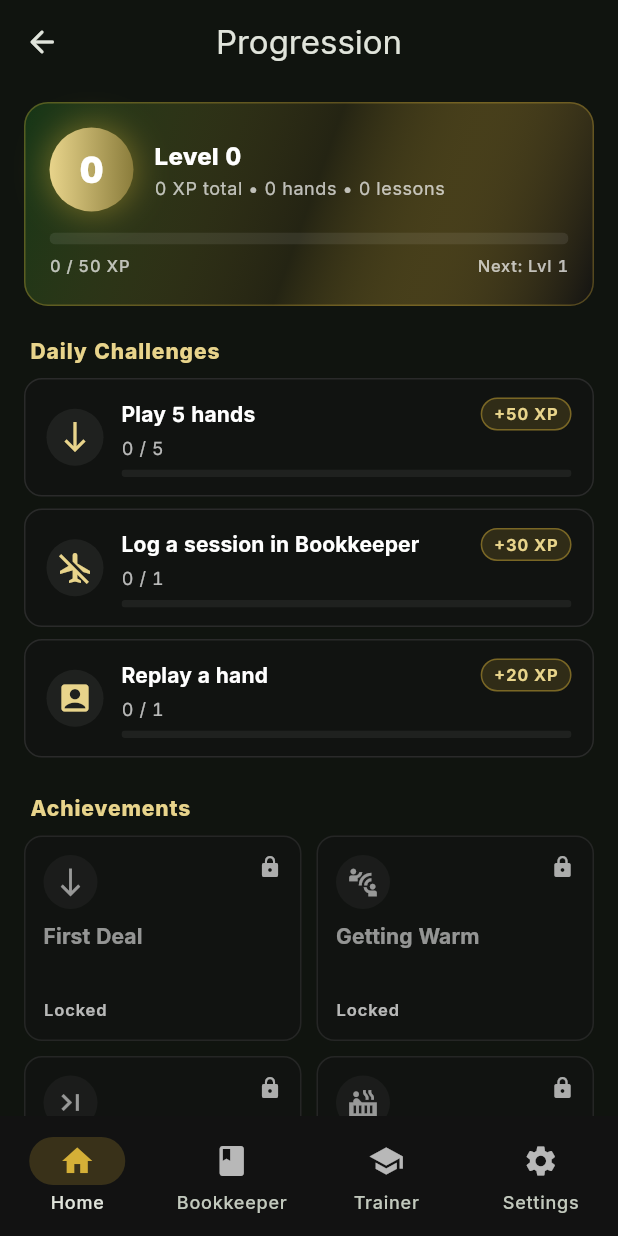
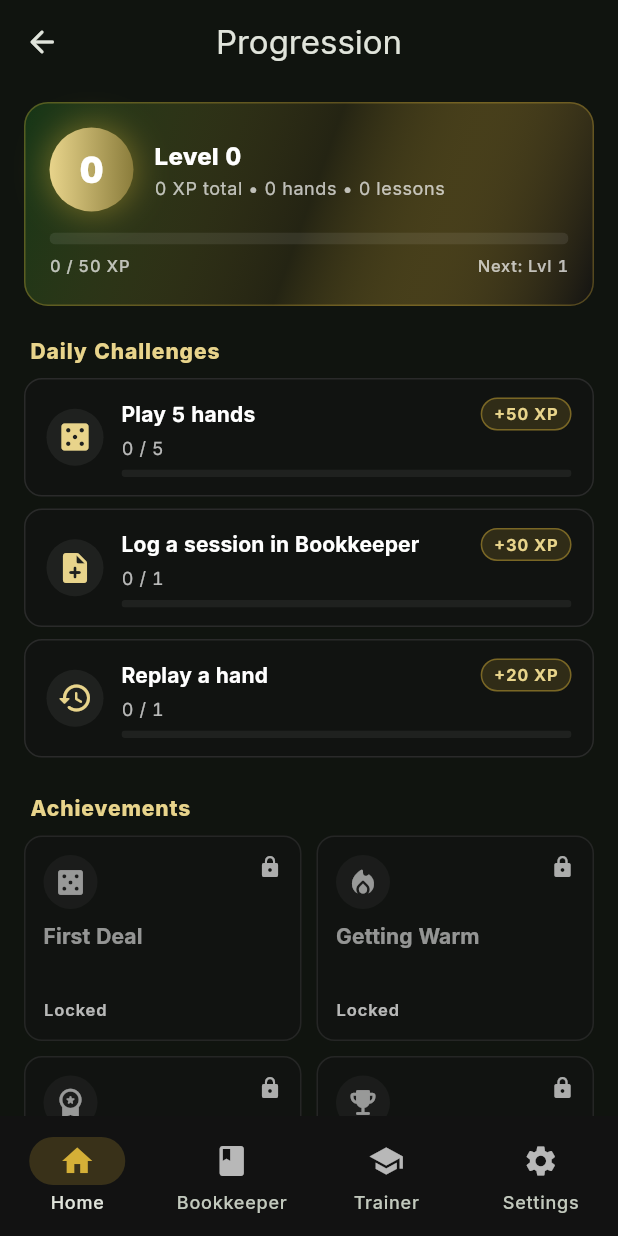
Before and after one commit to CosmonautJones/poker-pokr, a Flutter app: the ProgressionScreen screen opened by its route, on a phone screen of 412 x 824 dp. Run offline on Flutter 3.47's test engine with Material 3 defaults, Android fonts, the phone set to English and light mode, and no system bars; drawn by our look-alikes of flutter_animate; our stand-ins replace drift, drift_flutter, fl_chart, flutter_riverpod, go_router, shared_preferences; accounts and stored records are empty; generated files the repository leaves out were written again.

Commit message:
Wire unlock toasts and harden achievement/challenge flow
- Surface achievement + challenge unlocks via overlay toasts using a global
  navigator key; staggered 250ms to avoid stacking
- Cancellable Timer-based dismissal with mounted-guard removes OverlayEntry
  leak risk on route pop
- Daily-challenge progress now awaits load before applying, fixing dropped
  increments when a hand finishes during cold launch
- IconData stored directly on definitions instead of int codepoints; release
  builds no longer require --no-tree-shake-icons
- Progression screen back button respects the nav stack (canPop fallback)
- Re-indent home _ProgressionCard to match _QuickDealCard style

https://claude.ai/code/session_01CcWDrEMTETu4qzrT4fWpcx

```diff
--- a/lib/app.dart
+++ b/lib/app.dart
@@ -1,5 +1,6 @@
 import 'package:flutter/material.dart';
 import 'package:go_router/go_router.dart';
+import 'package:poker_trainer/core/navigation_keys.dart';
 import 'package:poker_trainer/core/theme/app_theme.dart';
 import 'package:poker_trainer/shared/widgets/app_scaffold.dart';
 import 'package:poker_trainer/features/home/presentation/home_screen.dart';
@@ -14,10 +15,8 @@ import 'package:poker_trainer/features/trainer/presentation/screens/lesson_detai
 import 'package:poker_trainer/features/trainer/presentation/screens/lesson_play_screen.dart';
 import 'package:poker_trainer/features/settings/presentation/settings_screen.dart';
 
-final _rootNavigatorKey = GlobalKey<NavigatorState>();
-
 final router = GoRouter(
-  navigatorKey: _rootNavigatorKey,
+  navigatorKey: rootNavigatorKey,
   initialLocation: '/home',
   routes: [
     StatefulShellRoute.indexedStack(
--- /dev/null
+++ b/lib/core/navigation_keys.dart
@@ -0,0 +1,6 @@
+import 'package:flutter/widgets.dart';
+
+/// Root navigator key shared by [GoRouter] and notifier-driven UI surfaces
+/// (e.g. progression toasts) that need a [BuildContext] without being
+/// constructed inside a widget tree.
+final rootNavigatorKey = GlobalKey<NavigatorState>();
--- a/lib/core/progression/achievements.dart
+++ b/lib/core/progression/achievements.dart
@@ -11,27 +11,22 @@ enum AchievementCategory { milestone, skill, streak, mastery }
 /// Compile-time definition of a single achievement.
 ///
 /// Definitions are static; only the per-user [Achievement] state (whether the
-/// player has unlocked it and when) is persisted.
+/// player has unlocked it and when) is persisted. Icons reference const
+/// [IconData] from [Icons] so Flutter's icon tree-shaker keeps working.
 class AchievementDefinition {
   final String id;
   final String title;
   final String description;
   final AchievementCategory category;
-
-  /// Material icon code point. Stored as `int` so the definition list could
-  /// be JSON-serialized for tooling without pulling in [IconData].
-  final int iconCodepoint;
+  final IconData icon;
 
   const AchievementDefinition({
     required this.id,
     required this.title,
     required this.description,
     required this.category,
-    required this.iconCodepoint,
+    required this.icon,
   });
-
-  IconData get icon =>
-      IconData(iconCodepoint, fontFamily: 'MaterialIcons');
 }
 
 /// Per-user achievement state — paired by [definitionId] with an
@@ -101,28 +96,28 @@ abstract final class Achievements {
       title: 'First Deal',
       description: 'Play your first hand.',
       category: AchievementCategory.milestone,
-      iconCodepoint: 0xe5d5, // Icons.casino_rounded
+      icon: Icons.casino_rounded,
     ),
     AchievementDefinition(
       id: 'ten_hands',
       title: 'Getting Warm',
       description: 'Play 10 hands.',
       category: AchievementCategory.milestone,
-      iconCodepoint: 0xef76, // Icons.local_fire_department_rounded
+      icon: Icons.local_fire_department_rounded,
     ),
     AchievementDefinition(
       id: 'hundred_hands',
       title: 'Grinder',
       description: 'Play 100 hands.',
       category: AchievementCategory.milestone,
-      iconCodepoint: 0xea65, // Icons.workspace_premium_rounded
+      icon: Icons.workspace_premium_rounded,
     ),
     AchievementDefinition(
       id: 'first_showdown_win',
       title: 'Down to the Felt',
       description: 'Win your first showdown.',
       category: AchievementCategory.skill,
-      iconCodepoint: 0xea1b, // Icons.emoji_events_rounded
+      icon: Icons.emoji_events_rounded,
     ),
     AchievementDefinition(
       id: 'underdog_win',
@@ -130,42 +125,42 @@ abstract final class Achievements {
       description:
           'Win a showdown as the equity underdog (less than 40% at the river).',
       category: AchievementCategory.skill,
-      iconCodepoint: 0xe838, // Icons.star_rounded
+      icon: Icons.star_rounded,
     ),
     AchievementDefinition(
       id: 'nutted',
       title: 'Stone Cold',
       description: 'Make the nuts (best possible hand) at showdown.',
       category: AchievementCategory.mastery,
-      iconCodepoint: 0xe87d, // Icons.favorite_rounded (placeholder gem-like)
+      icon: Icons.favorite_rounded,
     ),
     AchievementDefinition(
       id: 'first_lesson',
       title: 'Student of the Game',
       description: 'Complete your first lesson.',
       category: AchievementCategory.mastery,
-      iconCodepoint: 0xe80c, // Icons.school_rounded
+      icon: Icons.school_rounded,
     ),
     AchievementDefinition(
       id: 'three_lessons',
       title: 'Curious Mind',
       description: 'Complete 3 lessons.',
       category: AchievementCategory.mastery,
-      iconCodepoint: 0xe865, // Icons.menu_book_rounded
+      icon: Icons.menu_book_rounded,
     ),
     AchievementDefinition(
       id: 'streak_3',
       title: 'Hot Hand',
       description: 'Reach a 3-day streak.',
       category: AchievementCategory.streak,
-      iconCodepoint: 0xef76, // Icons.local_fire_department_rounded
+      icon: Icons.local_fire_department_rounded,
     ),
     AchievementDefinition(
       id: 'streak_7',
       title: 'On Fire',
       description: 'Reach a 7-day streak.',
       category: AchievementCategory.streak,
-      iconCodepoint: 0xe51c, // Icons.bolt_rounded
+      icon: Icons.bolt_rounded,
     ),
   ];
 
--- a/lib/core/progression/daily_challenges.dart
+++ b/lib/core/progression/daily_challenges.dart
@@ -2,15 +2,18 @@ import 'dart:convert';
 
 import 'package:flutter/material.dart';
 
-import 'user_stats.dart';
+import 'user_stats.dart' show Progression;
 
 /// Compile-time definition of a single daily-challenge template.
+///
+/// Icons reference const [IconData] from [Icons] so the icon tree-shaker
+/// keeps working in release builds.
 class DailyChallengeDefinition {
   final String id;
   final String title;
   final String description;
   final int target;
-  final int iconCodepoint;
+  final IconData icon;
   final int xpReward;
 
   const DailyChallengeDefinition({
@@ -18,11 +21,9 @@ class DailyChallengeDefinition {
     required this.title,
     required this.description,
     required this.target,
-    required this.iconCodepoint,
+    required this.icon,
     required this.xpReward,
   });
-
-  IconData get icon => IconData(iconCodepoint, fontFamily: 'MaterialIcons');
 }
 
 /// Per-day challenge state. [date] uses [Progression.dayKey] in local time.
@@ -86,7 +87,7 @@ abstract final class DailyChallenges {
       title: 'Play 3 hands',
       description: 'Finish three hands today.',
       target: 3,
-      iconCodepoint: 0xe5d5, // Icons.casino
+      icon: Icons.casino_rounded,
       xpReward: 30,
     ),
     DailyChallengeDefinition(
@@ -94,7 +95,7 @@ abstract final class DailyChallenges {
       title: 'Play 5 hands',
       description: 'Finish five hands today.',
       target: 5,
-      iconCodepoint: 0xe5d5, // Icons.casino
+      icon: Icons.casino_rounded,
       xpReward: 50,
     ),
     DailyChallengeDefinition(
@@ -102,7 +103,7 @@ abstract final class DailyChallenges {
       title: 'Complete 1 lesson',
       description: 'Complete one lesson scenario.',
       target: 1,
-      iconCodepoint: 0xe80c, // Icons.school
+      icon: Icons.school_rounded,
       xpReward: 50,
     ),
     DailyChallengeDefinition(
@@ -110,7 +111,7 @@ abstract final class DailyChallenges {
       title: 'Reach 1 showdown',
       description: 'Take a hand to showdown.',
       target: 1,
-      iconCodepoint: 0xea1b, // Icons.emoji_events
+      icon: Icons.emoji_events_rounded,
       xpReward: 20,
     ),
     DailyChallengeDefinition(
@@ -118,7 +119,7 @@ abstract final class DailyChallenges {
       title: 'Win 1 hand at showdown',
       description: 'Take down a pot at showdown.',
       target: 1,
-      iconCodepoint: 0xea65, // Icons.workspace_premium
+      icon: Icons.workspace_premium_rounded,
       xpReward: 40,
     ),
     DailyChallengeDefinition(
@@ -126,7 +127,7 @@ abstract final class DailyChallenges {
       title: 'View outs panel 3 times',
       description: 'Tap into the outs trainer three times.',
       target: 3,
-      iconCodepoint: 0xe865, // Icons.menu_book
+      icon: Icons.menu_book_rounded,
       xpReward: 20,
     ),
     DailyChallengeDefinition(
@@ -134,7 +135,7 @@ abstract final class DailyChallenges {
       title: 'Log a session in Bookkeeper',
       description: 'Add one session to your bookkeeper.',
       target: 1,
-      iconCodepoint: 0xe06f, // Icons.note_add
+      icon: Icons.note_add_rounded,
       xpReward: 30,
     ),
     DailyChallengeDefinition(
@@ -142,7 +143,7 @@ abstract final class DailyChallenges {
       title: 'Replay a hand',
       description: 'Open a saved hand from the trainer.',
       target: 1,
-      iconCodepoint: 0xe042, // Icons.history
+      icon: Icons.history_rounded,
       xpReward: 20,
     ),
   ];
@@ -162,7 +163,9 @@ abstract final class DailyChallenges {
     final day = Progression.dayKey(today);
     final seed = day.day + day.month * 31 + day.year * 372;
     final indices = <int>[];
-    var cursor = seed;
+    // Defensive: a zero seed would make xorshift loop produce a constant; in
+    // practice seed is always > 0 for any sane DateTime, but guard anyway.
+    var cursor = seed == 0 ? 0x12345 : seed;
     while (indices.length < dailyCount && indices.length < all.length) {
       cursor = _xorshift(cursor);
       final pick = (cursor & 0x7fffffff) % all.length;
--- a/lib/features/progression/presentation/progression_screen.dart
+++ b/lib/features/progression/presentation/progression_screen.dart
@@ -27,13 +27,16 @@ class ProgressionScreen extends ConsumerWidget {
         title: const Text('Progression'),
         leading: IconButton(
           icon: const Icon(Icons.arrow_back_rounded),
-          onPressed: () => context.go('/home'),
+          onPressed: () =>
+              context.canPop() ? context.pop() : context.go('/home'),
         ),
       ),
       body: RefreshIndicator(
         color: pt.goldPrimary,
         onRefresh: () async {
           ref.read(hapticServiceProvider).light();
+          // Context-bearing achievements (underdog/nuts/showdown) unlock via
+          // runtime hooks, not refresh.
           await ref
               .read(achievementsProvider.notifier)
               .evaluate(stats);
```
Also changed, not shown: lib/core/progression/daily_challenges_provider.dart (+5 -4 lines), lib/core/progression/progression_provider.dart (+37 -2 lines), lib/core/progression/unlock_toast.dart (+35 -3 lines), lib/features/home/presentation/home_screen.dart (indentation only).
